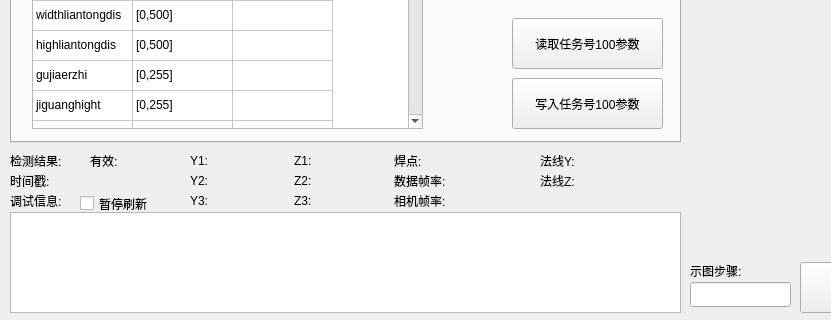
This is qtmysunnydlg.ui in qubo188612/qtwelding as Qt 5 draws it before an edit; both pictures show x 0 to 831 and y 438 to 758 of the 1220 by 758 pixel window. The edited form follows.
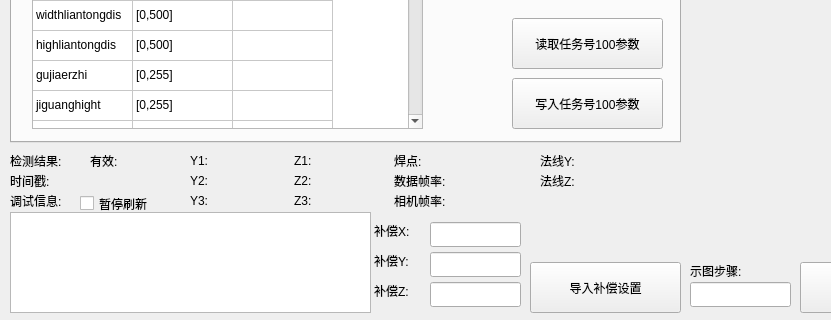
This is the edited form. Custom widgets are drawn as their Qt base class.

Diff of the .ui file:
```diff
--- a/qtmysunnydlg.ui
+++ b/qtmysunnydlg.ui
@@ -31,7 +31,7 @@
     <rect>
      <x>10</x>
      <y>650</y>
-     <width>671</width>
+     <width>361</width>
      <height>101</height>
     </rect>
    </property>
@@ -4046,6 +4046,88 @@
     <string/>
    </property>
   </widget>
+  <widget class="QLabel" name="label_58">
+   <property name="geometry">
+    <rect>
+     <x>374</x>
+     <y>690</y>
+     <width>51</width>
+     <height>17</height>
+    </rect>
+   </property>
+   <property name="text">
+    <string>补偿Y:</string>
+   </property>
+  </widget>
+  <widget class="QLabel" name="label_59">
+   <property name="geometry">
+    <rect>
+     <x>374</x>
+     <y>720</y>
+     <width>51</width>
+     <height>17</height>
+    </rect>
+   </property>
+   <property name="text">
+    <string>补偿Z:</string>
+   </property>
+  </widget>
+  <widget class="QLineEdit" name="dY">
+   <property name="geometry">
+    <rect>
+     <x>430</x>
+     <y>690</y>
+     <width>91</width>
+     <height>25</height>
+    </rect>
+   </property>
+  </widget>
+  <widget class="QLabel" name="label_57">
+   <property name="geometry">
+    <rect>
+     <x>374</x>
+     <y>660</y>
+     <width>51</width>
+     <height>17</height>
+    </rect>
+   </property>
+   <property name="text">
+    <string>补偿X:</string>
+   </property>
+  </widget>
+  <widget class="QLineEdit" name="dX">
+   <property name="geometry">
+    <rect>
+     <x>430</x>
+     <y>660</y>
+     <width>91</width>
+     <height>25</height>
+    </rect>
+   </property>
+  </widget>
+  <widget class="QLineEdit" name="dZ">
+   <property name="geometry">
+    <rect>
+     <x>430</x>
+     <y>720</y>
+     <width>91</width>
+     <height>25</height>
+    </rect>
+   </property>
+  </widget>
+  <widget class="QPushButton" name="setdposBtn">
+   <property name="geometry">
+    <rect>
+     <x>530</x>
+     <y>700</y>
+     <width>151</width>
+     <height>51</height>
+    </rect>
+   </property>
+   <property name="text">
+    <string>导入补偿设置</string>
+   </property>
+  </widget>
  </widget>
  <customwidgets>
   <customwidget>
```
